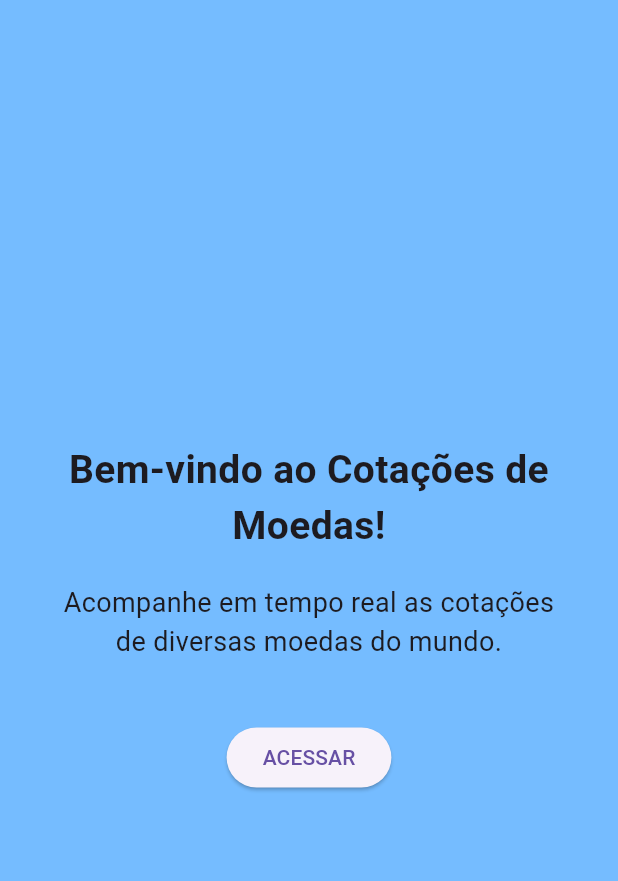
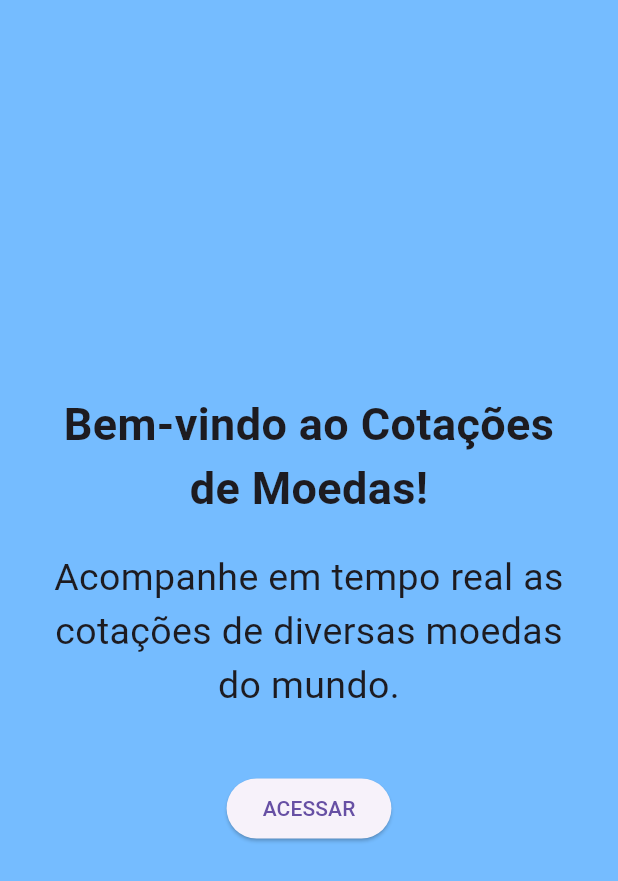
Before and after one commit to GerilsonAmazonas/cotacao, a Flutter app: the screen it shows after launch, on a phone screen of 412 x 824 dp. Shown: the top 881 px of the screen. Run offline on Flutter 3.47's test engine with Material 3 defaults, Android fonts, the phone set to English and light mode, and no system bars.

Commit message:
quinto commit

```diff
--- a/lib/api.dart
+++ b/lib/api.dart
@@ -6,6 +6,7 @@ import 'package:http/http.dart' as http;
 Future<Map<String, dynamic>> fetchRates() async {
   final url = Uri.parse('https://api.exchangerate-api.com/v4/latest/USD');
   final response = await http.get(url);
+
   if (response.statusCode == 200) {
     return json.decode(response.body);
   } else {
--- a/lib/boas_vindas.dart
+++ b/lib/boas_vindas.dart
@@ -16,13 +16,13 @@ class BoasVindasScreen extends StatelessWidget {
             children: [
               Text(
                 'Bem-vindo ao Cotações de Moedas!',
-                style: TextStyle(fontSize: 26, fontWeight: FontWeight.bold),
+                style: TextStyle(fontSize: 30, fontWeight: FontWeight.bold),
                 textAlign: TextAlign.center,
               ),
               SizedBox(height: 20),
               Text(
                 'Acompanhe em tempo real as cotações de diversas moedas do mundo.',
-                style: TextStyle(fontSize: 18),
+                style: TextStyle(fontSize: 25),
                 textAlign: TextAlign.center,
               ),
               SizedBox(height: 40),
--- a/lib/cotaçoes_screen.dart
+++ b/lib/cotaçoes_screen.dart
@@ -23,7 +23,7 @@ class _CotacoesScreenState extends State<CotacoesScreen> {
   @override
   Widget build(BuildContext context) {
     return Scaffold(
-      appBar: AppBar(title: Text('Cotações das Moedas')),
+      appBar: AppBar(title: Text('Cotações das Moedas em Tempo real')),
       body: rates == null
           ? Center(child: CircularProgressIndicator())
           : ListView(
--- a/lib/main.dart
+++ b/lib/main.dart
@@ -18,7 +18,7 @@ class MyApp extends StatelessWidget {
         primarySwatch: Colors.indigo,
         scaffoldBackgroundColor: const Color.fromARGB(255, 132, 195, 255),
         textTheme: TextTheme(
-          bodyMedium: TextStyle(fontSize: 20),
+          bodyMedium: TextStyle(fontSize: 30),
         ),
       ),
       home: BoasVindasScreen(), //LINHA IMPORTANTE PARA ACIONAR O CONTEÚDO PRINCIPAL
```
Also changed, not shown: lib/detalhes.dart (+6 -3 lines), 1 other file.
